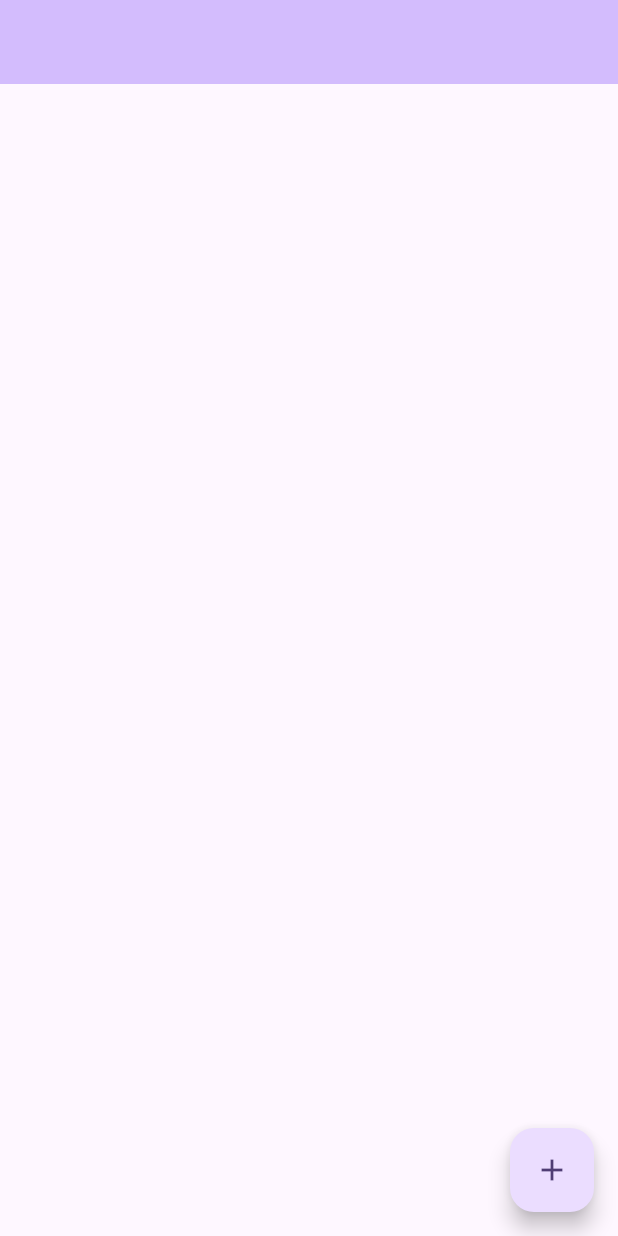
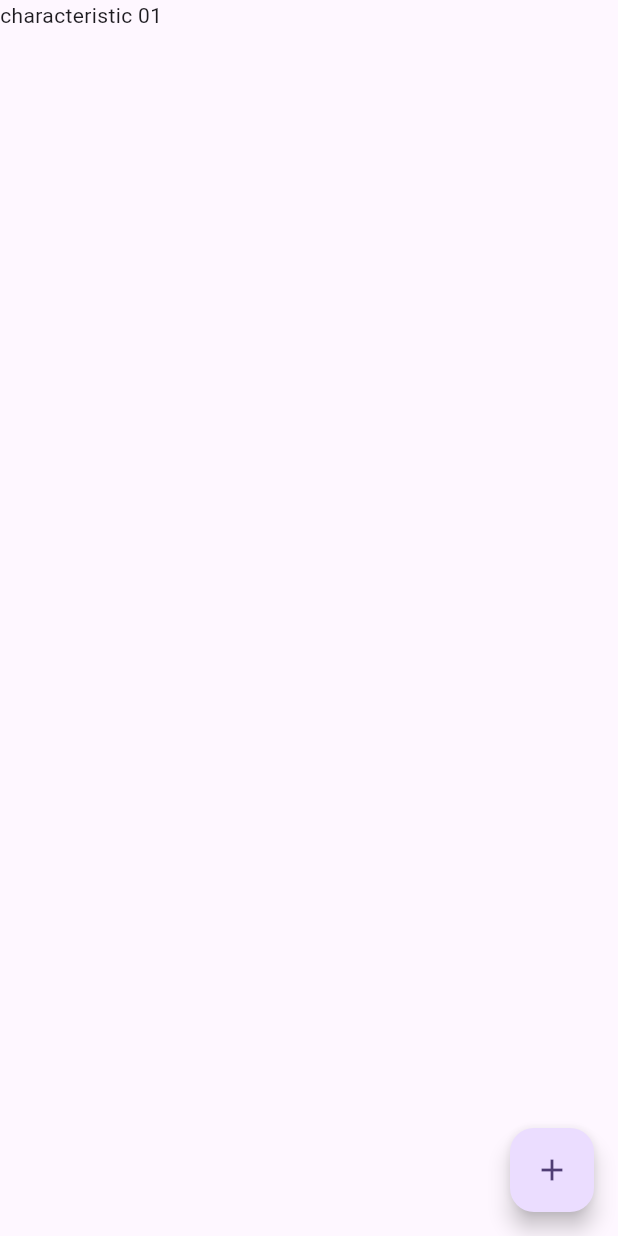
Before and after one commit to tboy-progs/custom_ble_control, a Flutter app: the screen it shows after launch, on a phone screen of 412 x 824 dp. Run offline on Flutter 3.47's test engine with Material 3 defaults, Android fonts, the phone set to English and light mode, and no system bars.

Commit message:
Change:全画面モードに変更

```diff
--- a/lib/main.dart
+++ b/lib/main.dart
@@ -1,7 +1,10 @@
 import 'package:flutter/material.dart';
 import 'package:custom_ble_control/page/main_page.dart';
+import 'package:flutter/services.dart';
 
 void main() {
+  WidgetsFlutterBinding.ensureInitialized();
+  SystemChrome.setEnabledSystemUIMode(SystemUiMode.immersiveSticky);
   runApp(const MyApp());
 }
 
--- a/lib/page/main_page.dart
+++ b/lib/page/main_page.dart
@@ -8,9 +8,10 @@ class MainPage extends StatelessWidget {
   @override
   Widget build(BuildContext context) {
     return Scaffold(
-      appBar: AppBar(
-        // title: Text('custom ble control'),
-        backgroundColor: Theme.of(context).colorScheme.inversePrimary,
+      body: Column(
+        children: [
+          Text('characteristic 01'),
+        ],
       ),
       floatingActionButton: FloatingActionButton(
         onPressed: () {},
```
